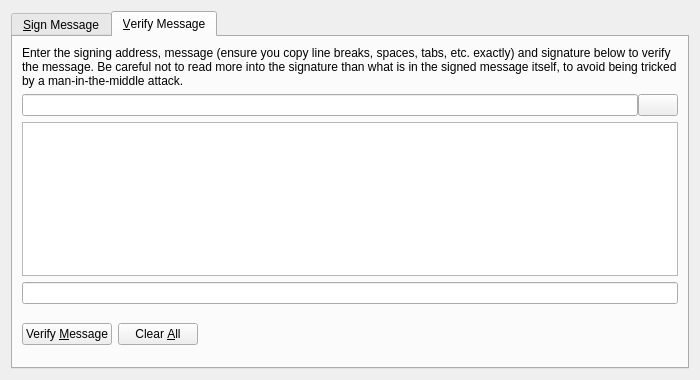
First picture: the form in src/qt/forms/signverifymessagedialog.ui, repository LIMXTEC/Megacoin, before the edit.
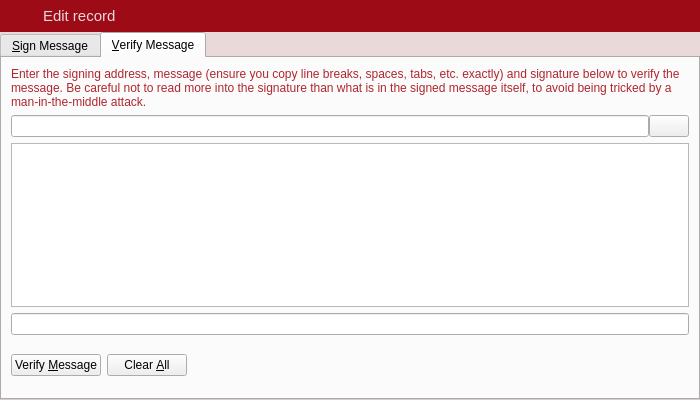
Second picture: the form after the edit. The open tabs and pages were chosen to show the change. Icons and pictures are not drawn. Custom widgets are drawn as their Qt base class.

The edit to the form file:
```diff
--- a/src/qt/forms/signverifymessagedialog.ui
+++ b/src/qt/forms/signverifymessagedialog.ui
@@ -7,16 +7,157 @@
     <x>0</x>
     <y>0</y>
     <width>700</width>
-    <height>380</height>
+    <height>400</height>
    </rect>
   </property>
   <property name="windowTitle">
    <string>Signatures - Sign / Verify a Message</string>
   </property>
+  <property name="styleSheet">
+   <string notr="true">QLabel {
+	color: #AF272E;
+}
+
+QDialog {
+	background-color: #E9D9D8;
+}</string>
+  </property>
   <property name="modal">
    <bool>true</bool>
   </property>
   <layout class="QVBoxLayout" name="verticalLayout">
+   <property name="spacing">
+    <number>0</number>
+   </property>
+   <property name="margin">
+    <number>0</number>
+   </property>
+   <item>
+    <widget class="QWidget" name="wHeader" native="true">
+     <property name="minimumSize">
+      <size>
+       <width>0</width>
+       <height>32</height>
+      </size>
+     </property>
+     <property name="maximumSize">
+      <size>
+       <width>16777215</width>
+       <height>32</height>
+      </size>
+     </property>
+     <property name="styleSheet">
+      <string notr="true">#wHeader {
+	background-color: #9D0B17;
+}</string>
+     </property>
+     <property name="is_header" stdset="0">
+      <bool>true</bool>
+     </property>
+     <layout class="QHBoxLayout" name="horizontalLayout_19">
+      <property name="margin">
+       <number>0</number>
+      </property>
+      <item>
+       <spacer name="horizontalSpacer_26">
+        <property name="orientation">
+         <enum>Qt::Horizontal</enum>
+        </property>
+        <property name="sizeType">
+         <enum>QSizePolicy::Fixed</enum>
+        </property>
+        <property name="sizeHint" stdset="0">
+         <size>
+          <width>7</width>
+          <height>20</height>
+         </size>
+        </property>
+       </spacer>
+      </item>
+      <item>
+       <widget class="QLabel" name="label_33">
+        <property name="sizePolicy">
+         <sizepolicy hsizetype="Preferred" vsizetype="Preferred">
+          <horstretch>0</horstretch>
+          <verstretch>0</verstretch>
+         </sizepolicy>
+        </property>
+        <property name="minimumSize">
+         <size>
+          <width>30</width>
+          <height>30</height>
+         </size>
+        </property>
+        <property name="maximumSize">
+         <size>
+          <width>30</width>
+          <height>30</height>
+         </size>
+        </property>
+        <property name="text">
+         <string/>
+        </property>
+        <property name="pixmap">
+         <pixmap resource="../res.qrc">:/res/edit_record_icon.png</pixmap>
+        </property>
+       </widget>
+      </item>
+      <item>
+       <widget class="QLabel" name="lbTitle">
+        <property name="font">
+         <font>
+          <pointsize>11</pointsize>
+          <stylestrategy>PreferAntialias</stylestrategy>
+         </font>
+        </property>
+        <property name="styleSheet">
+         <string notr="true">QLabel {
+	color: #E9D9D8;
+}</string>
+        </property>
+        <property name="text">
+         <string>Edit record</string>
+        </property>
+       </widget>
+      </item>
+      <item>
+       <widget class="QPushButton" name="bClose">
+        <property name="minimumSize">
+         <size>
+          <width>30</width>
+          <height>30</height>
+         </size>
+        </property>
+        <property name="maximumSize">
+         <size>
+          <width>30</width>
+          <height>30</height>
+         </size>
+        </property>
+        <property name="styleSheet">
+         <string notr="true">QPushButton {	
+	image: url(:/res/close_normal.png);
+	border: 0px solid gray;
+}
+QPushButton:pressed:flat {
+	image: url(:/res/close_normal.png);
+}
+
+QPushButton:hover {
+	image: url(:/res/close_hover.png);
+}</string>
+        </property>
+        <property name="text">
+         <string notr="true"/>
+        </property>
+        <property name="flat">
+         <bool>true</bool>
+        </property>
+       </widget>
+      </item>
+     </layout>
+    </widget>
+   </item>
    <item>
     <widget class="QTabWidget" name="tabWidget">
      <property name="currentIndex">
```
Left out of the diff: 22 changed lines with no effect on the pictures.
